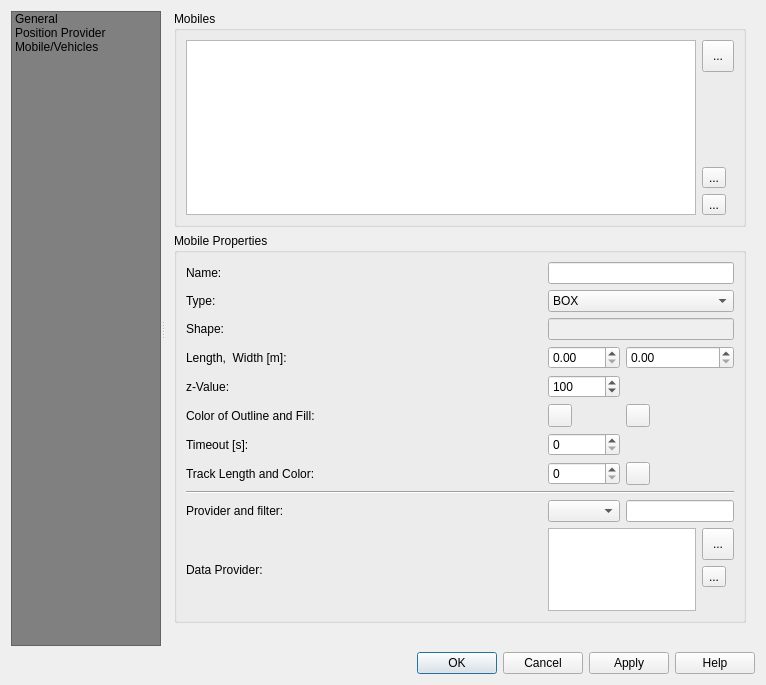
Before: the Qt Designer form ui/posiview_properties_base.ui in jrenken/qgis-PosiView, drawn with Qt 5.
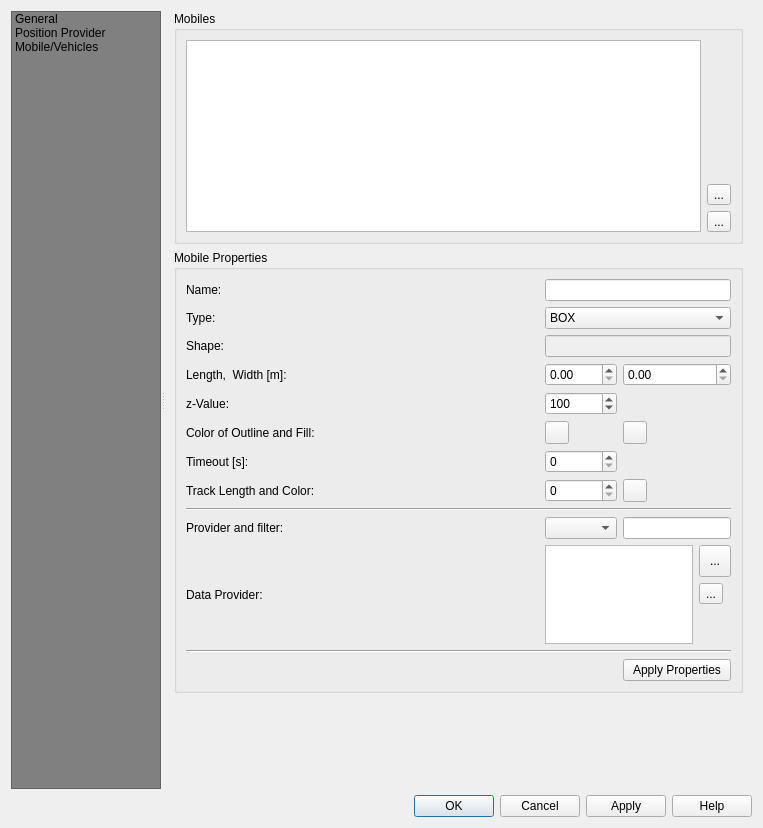
After: the same form once the commit is applied. Icons and pictures are not drawn. Custom widgets are drawn as their Qt base class.

Commit message: cleanup guidance dock properly after reload sort mobiles

What changed in the file:
```diff
--- a/ui/posiview_properties_base.ui
+++ b/ui/posiview_properties_base.ui
@@ -6,8 +6,8 @@
    <rect>
     <x>0</x>
     <y>0</y>
-    <width>766</width>
-    <height>685</height>
+    <width>763</width>
+    <height>828</height>
    </rect>
   </property>
   <property name="minimumSize">
@@ -597,8 +597,8 @@
                <rect>
                 <x>0</x>
                 <y>0</y>
-                <width>592</width>
-                <height>634</height>
+                <width>589</width>
+                <height>777</height>
                </rect>
               </property>
               <layout class="QVBoxLayout" name="verticalLayout_4">
@@ -631,25 +631,6 @@
                     </item>
                     <item>
                      <layout class="QVBoxLayout" name="verticalLayout">
-                      <item>
-                       <widget class="QToolButton" name="toolButtonApplyMobile">
-                        <property name="minimumSize">
-                         <size>
-                          <width>32</width>
-                          <height>32</height>
-                         </size>
-                        </property>
-                        <property name="toolTip">
-                         <string>Apply changes</string>
-                        </property>
-                        <property name="statusTip">
-                         <string>Apply changes</string>
-                        </property>
-                        <property name="text">
-                         <string>...</string>
-                        </property>
-                       </widget>
-                      </item>
                       <item>
                        <spacer name="verticalSpacer_5">
                         <property name="orientation">
@@ -990,6 +971,23 @@
                     </property>
                    </widget>
                   </item>
+                  <item row="11" column="0" colspan="3">
+                   <widget class="QFrame" name="frame_2">
+                    <property name="frameShape">
+                     <enum>QFrame::HLine</enum>
+                    </property>
+                    <property name="frameShadow">
+                     <enum>QFrame::Sunken</enum>
+                    </property>
+                   </widget>
+                  </item>
+                  <item row="12" column="2">
+                   <widget class="QPushButton" name="pushButtonApplyMobile">
+                    <property name="text">
+                     <string>Apply Properties</string>
+                    </property>
+                   </widget>
+                  </item>
                  </layout>
                 </widget>
                </item>
```
The commit also changes 3 other files.
